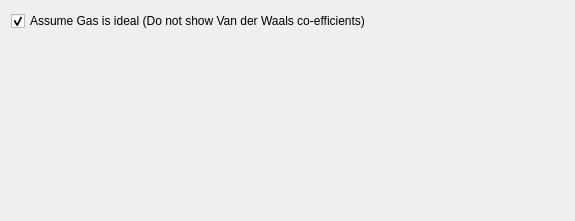
Above: plasmoid/applet/gasPlasmoid/gasCalculatorConfig.ui from KDE/kalzium before the change. Below: the same form after it.
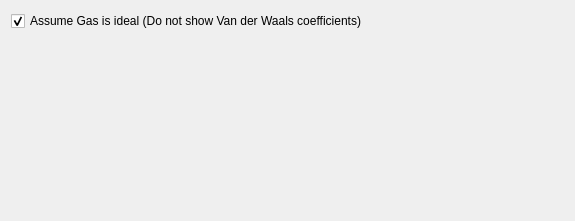
That is the form after the change.

```diff
--- a/plasmoid/applet/gasPlasmoid/gasCalculatorConfig.ui
+++ b/plasmoid/applet/gasPlasmoid/gasCalculatorConfig.ui
@@ -14,7 +14,7 @@
    <item>
     <widget class="QCheckBox" name="ideal">
      <property name="text">
-      <string>Assume Gas is ideal (Do not show Van der Waals co-efficients)</string>
+      <string>Assume Gas is ideal (Do not show Van der Waals coefficients)</string>
      </property>
      <property name="checked">
       <bool>true</bool>
```
